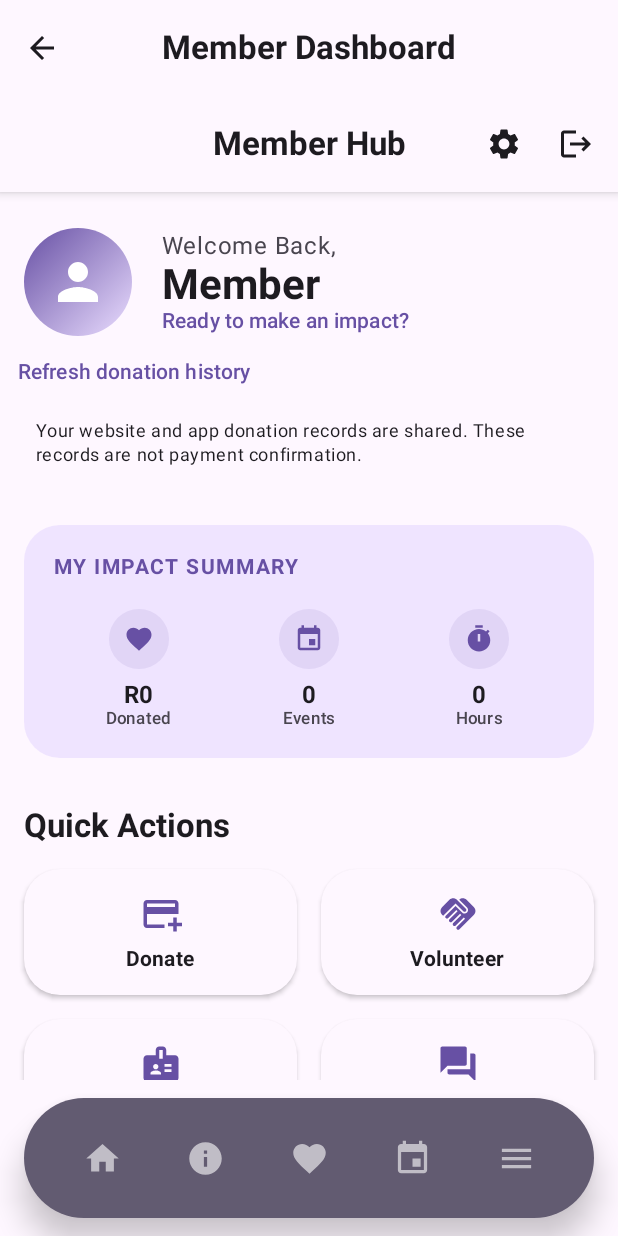
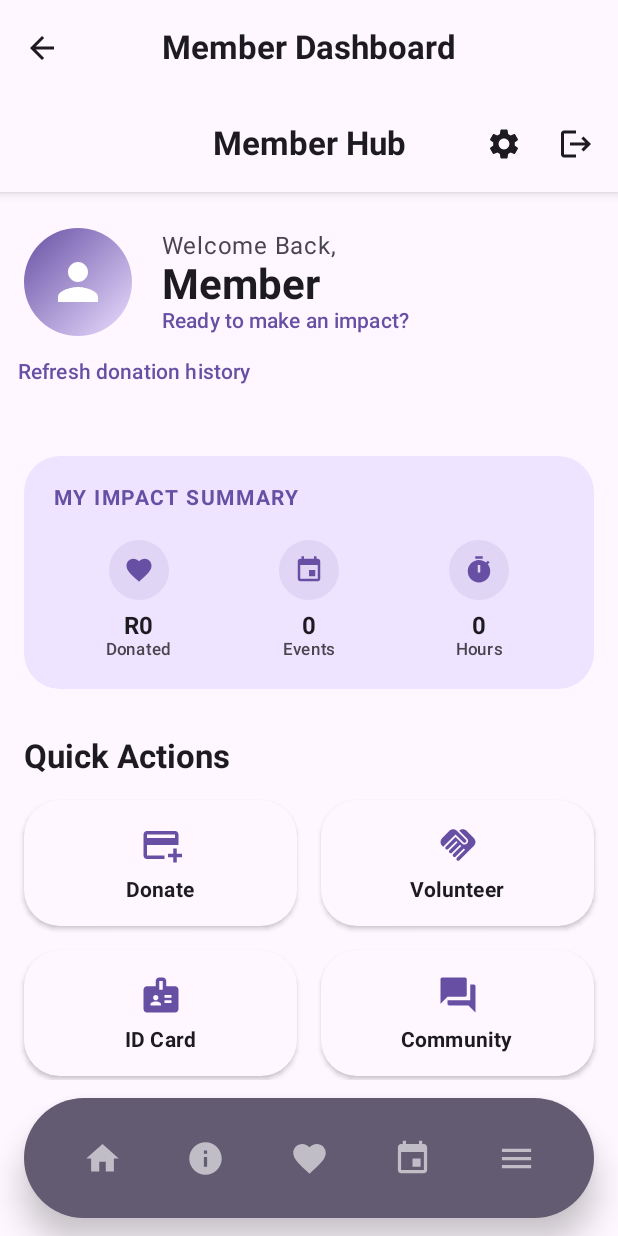
Before and after one commit to CeejayAlughere/HomeOfHopeApp, an Android app built with Jetpack Compose: the MemberDashboardScreen screen opened through its navigation route, on a phone screen of 412 x 824 dp. Run offline under Robolectric (Android 15) with nearby library versions, the phone set to English and light mode, and no system bars; our stand-ins replace Firebase (no records; nobody signed in at launch, a user with empty details on screens opened directly), Room's generated code, accompanist; pictures from the network do not load; 9 statements that could not run were skipped.

Commit message:
Clarify donation recording across Android screens

```diff
--- a/app/src/main/java/com/homeofhope/app/ui/screens/donation/DonationScreen.kt
+++ b/app/src/main/java/com/homeofhope/app/ui/screens/donation/DonationScreen.kt
@@ -197,8 +197,7 @@ fun DonationScreen(
                     modifier = Modifier.fillMaxWidth()
                 ) {
                     Text(
-                        text = "Your donation record will be added to the cause total. " +
-                            "No payment is processed in this version.",
+                        text = "Your donation record will be added to the cause total of your choice. ",
                         modifier = Modifier.padding(16.dp),
                         style = MaterialTheme.typography.bodyMedium
                     )
--- a/app/src/main/java/com/homeofhope/app/ui/screens/donation/DonationSuccessScreen.kt
+++ b/app/src/main/java/com/homeofhope/app/ui/screens/donation/DonationSuccessScreen.kt
@@ -58,7 +58,7 @@ fun DonationSuccessScreen(
         Spacer(modifier = Modifier.height(16.dp))
 
         Text(
-            text = "Your donation record was saved. No payment was processed.",
+            text = "Your donation record was saved.",
             style = MaterialTheme.typography.bodyLarge,
             color = MaterialTheme.colorScheme.onSurfaceVariant,
             textAlign = TextAlign.Center,
--- a/app/src/main/java/com/homeofhope/app/ui/screens/member/MemberDashboardScreen.kt
+++ b/app/src/main/java/com/homeofhope/app/ui/screens/member/MemberDashboardScreen.kt
@@ -117,11 +117,11 @@ fun MemberDashboardScreen(
                 Text(message, color = MaterialTheme.colorScheme.error, modifier = Modifier.padding(horizontal = 24.dp))
             }
 
-            Text(
-                text = "Your website and app donation records are shared. These records are not payment confirmation.",
-                style = MaterialTheme.typography.bodySmall,
-                modifier = Modifier.padding(horizontal = 24.dp, vertical = 8.dp)
-            )
+//            Text(
+//                text = "Your website and app donation records are shared. These records are not payment confirmation.",
+//                style = MaterialTheme.typography.bodySmall,
+//                modifier = Modifier.padding(horizontal = 24.dp, vertical = 8.dp)
+//            )
 
             Spacer(modifier = Modifier.height(32.dp))
 
```
